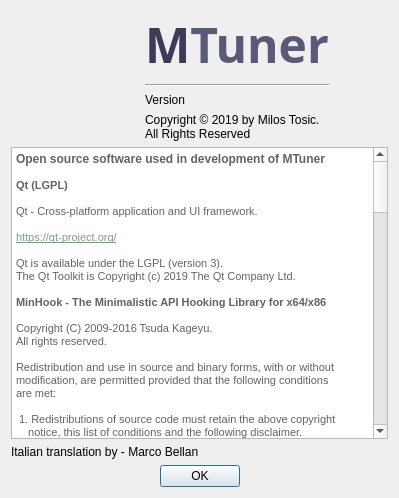
RudjiGames/MTuner, file src/about.ui: the form before one commit.
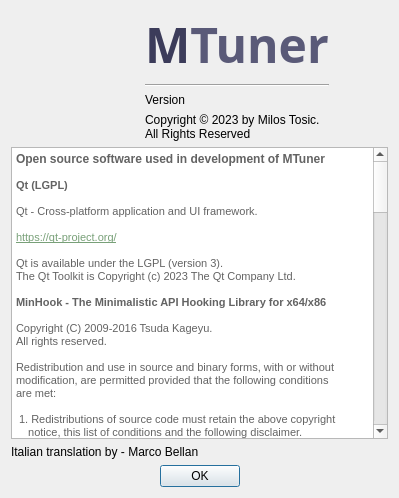
The form after the commit. Icons and pictures are not drawn.

Commit message: Update copyright year

Diff of the .ui file:
```diff
--- a/src/about.ui
+++ b/src/about.ui
@@ -86,7 +86,7 @@
          <item>
           <widget class="QLabel" name="label_3">
            <property name="text">
-            <string>&lt;html&gt;&lt;head/&gt;&lt;body&gt;&lt;p&gt;&lt;span style=&quot; font-size:9pt;&quot;&gt;Copyright © 2019 by Milos Tosic.&lt;br/&gt;All Rights Reserved&lt;/span&gt;&lt;/p&gt;&lt;/body&gt;&lt;/html&gt;</string>
+            <string>&lt;html&gt;&lt;head/&gt;&lt;body&gt;&lt;p&gt;&lt;span style=&quot; font-size:9pt;&quot;&gt;Copyright © 2023 by Milos Tosic.&lt;br/&gt;All Rights Reserved&lt;/span&gt;&lt;/p&gt;&lt;/body&gt;&lt;/html&gt;</string>
            </property>
           </widget>
          </item>
@@ -124,7 +124,7 @@
 &lt;p style=&quot; margin-top:0px; margin-bottom:0px; margin-left:0px; margin-right:0px; -qt-block-indent:0; text-indent:0px;&quot;&gt;&lt;span style=&quot; font-family:'Arial,sans-serif'; font-size:8pt; color:#636363;&quot;&gt;Qt - Cross-platform application and UI framework.&lt;/span&gt;&lt;span style=&quot; font-size:8pt; color:#636363;&quot;&gt; &lt;/span&gt;&lt;/p&gt;
 &lt;p style=&quot; margin-top:0px; margin-bottom:0px; margin-left:0px; margin-right:0px; -qt-block-indent:0; text-indent:0px;&quot;&gt;&lt;a href=&quot;https://qt-project.org/doc/qt-5-snapshot/lgpl.html&quot;&gt;&lt;span style=&quot; font-size:8pt; text-decoration: underline; color:#78a078;&quot;&gt;&lt;br /&gt;https://qt-project.org/&lt;/span&gt;&lt;/a&gt;&lt;span style=&quot; font-size:8pt; color:#78a078;&quot;&gt; &lt;/span&gt;&lt;/p&gt;
 &lt;p style=&quot; margin-top:0px; margin-bottom:0px; margin-left:0px; margin-right:0px; -qt-block-indent:0; text-indent:0px;&quot;&gt;&lt;span style=&quot; font-size:8.25pt; color:#636363;&quot;&gt;&lt;br /&gt;Qt is available under the LGPL (version 3).&lt;/span&gt;&lt;/p&gt;
-&lt;p style=&quot; margin-top:0px; margin-bottom:0px; margin-left:0px; margin-right:0px; -qt-block-indent:0; text-indent:0px;&quot;&gt;&lt;span style=&quot; font-size:8.25pt; color:#636363;&quot;&gt;The Qt Toolkit is Copyright (c) 2019 The Qt Company Ltd.&lt;/span&gt;&lt;/p&gt;
+&lt;p style=&quot; margin-top:0px; margin-bottom:0px; margin-left:0px; margin-right:0px; -qt-block-indent:0; text-indent:0px;&quot;&gt;&lt;span style=&quot; font-size:8.25pt; color:#636363;&quot;&gt;The Qt Toolkit is Copyright (c) 2023 The Qt Company Ltd.&lt;/span&gt;&lt;/p&gt;
 &lt;p style=&quot;-qt-paragraph-type:empty; margin-top:0px; margin-bottom:0px; margin-left:0px; margin-right:0px; -qt-block-indent:0; text-indent:0px; font-size:8.25pt; color:#636363;&quot;&gt;&lt;br /&gt;&lt;/p&gt;
 &lt;p style=&quot; margin-top:0px; margin-bottom:0px; margin-left:0px; margin-right:0px; -qt-block-indent:0; text-indent:0px;&quot;&gt;&lt;span style=&quot; font-size:8pt; font-weight:600; color:#636363;&quot;&gt;MinHook - The Minimalistic API Hooking Library for x64/x86&lt;br /&gt;&lt;/span&gt;&lt;/p&gt;
 &lt;p style=&quot; margin-top:0px; margin-bottom:0px; margin-left:0px; margin-right:0px; -qt-block-indent:0; text-indent:0px;&quot;&gt;&lt;span style=&quot; font-size:8pt; color:#636363;&quot;&gt;Copyright (C) 2009-2016 Tsuda Kageyu.&lt;/span&gt;&lt;/p&gt;
```
The commit also changes 99 other files.
